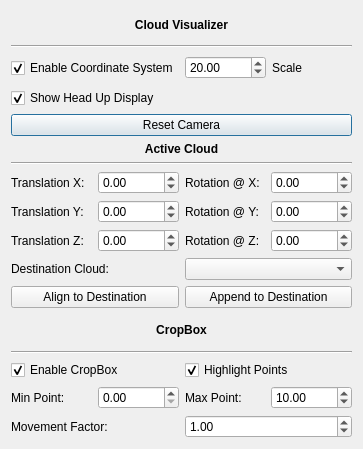
Above: controlbar.ui from AleyHD/PCL-Project before the change. Below: the same form after it.
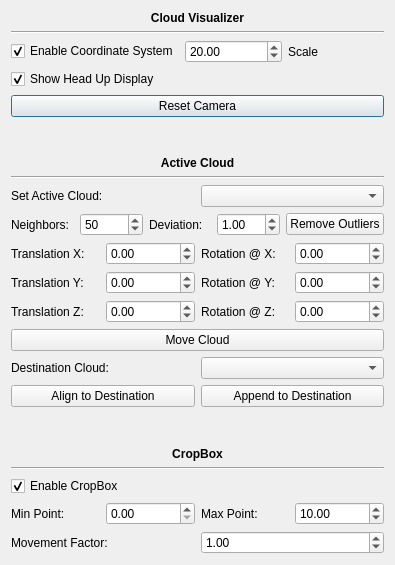
That is the form after the change.

```diff
--- a/controlbar.ui
+++ b/controlbar.ui
@@ -6,8 +6,8 @@
    <rect>
     <x>0</x>
     <y>0</y>
-    <width>363</width>
-    <height>449</height>
+    <width>395</width>
+    <height>565</height>
    </rect>
   </property>
   <property name="windowTitle">
@@ -89,6 +89,19 @@
      </item>
     </layout>
    </item>
+   <item>
+    <spacer name="verticalSpacer_visualizer">
+     <property name="orientation">
+      <enum>Qt::Vertical</enum>
+     </property>
+     <property name="sizeHint" stdset="0">
+      <size>
+       <width>20</width>
+       <height>40</height>
+      </size>
+     </property>
+    </spacer>
+   </item>
    <item>
     <layout class="QVBoxLayout" name="verticalLayout_cloud">
      <item>
@@ -114,6 +127,62 @@
        </property>
       </widget>
      </item>
+     <item>
+      <layout class="QHBoxLayout" name="horizontalLayout_cloudSetActiveCloud">
+       <item>
+        <widget class="QLabel" name="label_cloudSetActiveCloud">
+         <property name="text">
+          <string>Set Active Cloud:</string>
+         </property>
+        </widget>
+       </item>
+       <item>
+        <widget class="QComboBox" name="comboBox_cloudSetActiveCloud"/>
+       </item>
+      </layout>
+     </item>
+     <item>
+      <layout class="QHBoxLayout" name="horizontalLayout_cloudRemoveOutliers">
+       <item>
+        <widget class="QLabel" name="label_cloudRemoveOutliersNeighbors">
+         <property name="text">
+          <string>Neighbors:</string>
+         </property>
+        </widget>
+       </item>
+       <item>
+        <widget class="QSpinBox" name="spinBox_cloudRemoveOutliersNeighbors">
+         <property name="minimum">
+          <number>1</number>
+         </property>
+         <property name="value">
+          <number>50</number>
+         </property>
+        </widget>
+       </item>
+       <item>
+        <widget class="QLabel" name="label_cloudRemoveOutliersDeviation">
+         <property name="text">
+          <string>Deviation:</string>
+         </property>
+        </widget>
+       </item>
+       <item>
+        <widget class="QDoubleSpinBox" name="doubleSpinBox_cloudRemoveOutliersDeviation">
+         <property name="value">
+          <double>1.000000000000000</double>
+         </property>
+        </widget>
+       </item>
+       <item>
+        <widget class="QPushButton" name="pushButton_cloudRemoveOutliers">
+         <property name="text">
+          <string>Remove Outliers</string>
+         </property>
+        </widget>
+       </item>
+      </layout>
+     </item>
      <item>
       <layout class="QHBoxLayout" name="horizontalLayout_cloudMoveX">
        <item>
@@ -228,6 +297,13 @@
        </item>
       </layout>
      </item>
+     <item>
+      <widget class="QPushButton" name="pushButton_cloudMoveCloud">
+       <property name="text">
+        <string>Move Cloud</string>
+       </property>
+      </widget>
+     </item>
      <item>
       <layout class="QVBoxLayout" name="verticalLayout_cloudDestionation">
        <item>
@@ -272,6 +348,19 @@
      </item>
     </layout>
    </item>
+   <item>
+    <spacer name="verticalSpacer_cloud">
+     <property name="orientation">
+      <enum>Qt::Vertical</enum>
+     </property>
+     <property name="sizeHint" stdset="0">
+      <size>
+       <width>20</width>
+       <height>40</height>
+      </size>
+     </property>
+    </spacer>
+   </item>
    <item>
     <layout class="QVBoxLayout" name="verticalLayout_cropBox">
      <item>
@@ -309,16 +398,6 @@
          </property>
         </widget>
        </item>
-       <item>
-        <widget class="QCheckBox" name="checkBox_cropBoxHighlight">
-         <property name="text">
-          <string>Highlight Points</string>
-         </property>
-         <property name="checked">
-          <bool>true</bool>
-         </property>
-        </widget>
-       </item>
       </layout>
      </item>
      <item>
```
